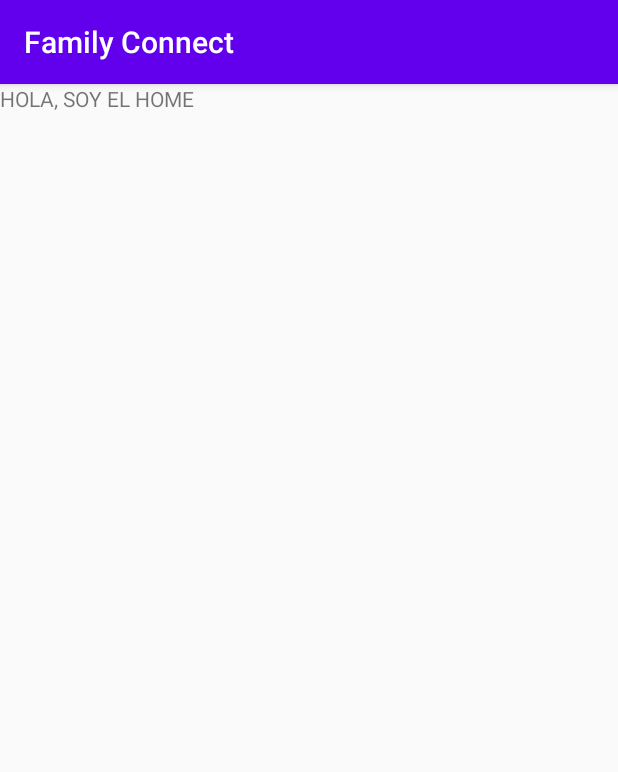
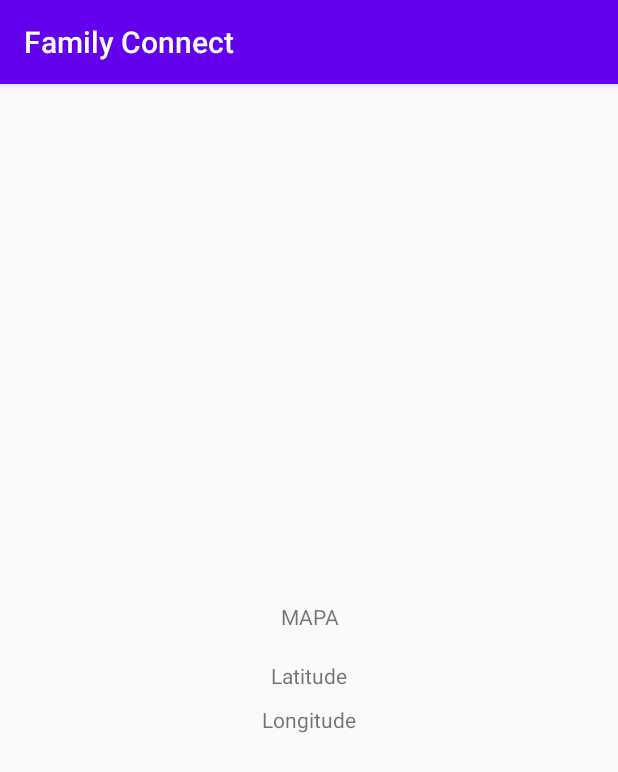
Before and after one commit to johanespino9/familyconnect-app, an Android app: the HomeActivity screen opened directly, with no data from a screen before it, on a phone screen of 412 x 824 dp. Shown: the top 772 px of the screen. Run offline under Robolectric (Android 15) with nearby library versions, the light colour scheme and no system bars.

Commit message:
[UPDATE] get location

```diff
--- a/app/build.gradle
+++ b/app/build.gradle
@@ -31,6 +31,7 @@ dependencies {
     implementation 'androidx.core:core-ktx:1.3.0'
     implementation 'androidx.appcompat:appcompat:1.1.0'
     implementation 'androidx.constraintlayout:constraintlayout:1.1.3'
+    implementation 'com.google.android.gms:play-services-location:17.0.0'
     implementation 'com.google.firebase:firebase-firestore:21.5.0'
     implementation 'com.google.firebase:firebase-auth-ktx:19.3.2'
     implementation 'com.google.firebase:firebase-firestore-ktx:21.5.0'
--- a/app/src/main/java/com/johanespino/familyconnect/HomeActivity.kt
+++ b/app/src/main/java/com/johanespino/familyconnect/HomeActivity.kt
@@ -1,21 +1,123 @@
 package com.johanespino.familyconnect
 
+import android.Manifest
+import android.annotation.SuppressLint
+import android.content.Context
+import android.content.Intent
+import android.content.pm.PackageManager
+import android.location.Location
+import android.location.LocationManager
 import androidx.appcompat.app.AppCompatActivity
 import android.os.Bundle
+import android.os.Looper
 import android.provider.AlarmClock.EXTRA_MESSAGE
+import android.provider.Settings
 import android.widget.TextView
+import android.widget.Toast
+import androidx.core.app.ActivityCompat
+import com.google.android.gms.location.*
 
 class HomeActivity : AppCompatActivity() {
+    private lateinit var lat:TextView
+    private lateinit var log:TextView
+    val PERMISSION_ID=42;
+    lateinit var mFausedLocationProviderClient: FusedLocationProviderClient
+
     override fun onCreate(savedInstanceState: Bundle?) {
         super.onCreate(savedInstanceState)
         setContentView(R.layout.activity_home)
+        lat = findViewById(R.id.tv_map_latitude)
+        log = findViewById(R.id.tv_map_longitude)
+        mFausedLocationProviderClient= LocationServices.getFusedLocationProviderClient(this)
+        getLastlocation();
+    }
+    @SuppressLint("MissingPermission")
+    private fun getLastlocation() {
+        if(checkPermission()){
+            if(isLocationEnabled()){
+                mFausedLocationProviderClient.lastLocation.addOnCompleteListener(this){task ->
+                    var location: Location?= task.result
+                    if(location == null){
+                        requestNewLocationgData()
+                    }else{
+                        lat.text= location.latitude.toString();
+                        log.text=location.longitude.toString();
+                    }
 
-        // Get the Intent that started this activity and extract the string
-//        val message = intent.getStringExtra(EXTRA_MESSAGE)
+                }
+            }else{
+                Toast.makeText(this,"Enciende tu ubicacion",Toast.LENGTH_SHORT).show()
+                val intent = Intent(Settings.ACTION_LOCATION_SOURCE_SETTINGS)
+                startActivity(intent)
+            }
+        }else{
+            requestPermissions()
+        }
+    }
 
-        // Capture the layout's TextView and set the string as its text
-//        val textView = findViewById<TextView>(R.id.textview).apply {
-//            text = message
-//        }
+    override fun onStart() {
+        super.onStart()
+        getLastlocation();
+    }
+
+    @SuppressLint( "MissingPermission")
+    private  fun requestNewLocationgData(){
+        var mLocationRequet = LocationRequest();
+        mLocationRequet.priority=LocationRequest.PRIORITY_HIGH_ACCURACY
+        mLocationRequet.interval=0
+        mLocationRequet.fastestInterval=0
+        mLocationRequet.numUpdates=1
+
+        mFausedLocationProviderClient=LocationServices.getFusedLocationProviderClient(this)
+        mFausedLocationProviderClient!!.requestLocationUpdates(
+            mLocationRequet,mLocationCallback,
+            Looper.myLooper()
+        )
+    }
+
+    private  val mLocationCallback=object :LocationCallback(){
+        override fun onLocationResult(p0: LocationResult) {
+            var mLastLocation:Location=p0.lastLocation
+            lat.text= mLastLocation.latitude.toString();
+            log.text=mLastLocation.longitude.toString();
+        }
+    }
+
+    private fun isLocationEnabled():Boolean{
+        var locationManger: LocationManager = getSystemService(Context.LOCATION_SERVICE)as LocationManager
+        return locationManger.isProviderEnabled(LocationManager.GPS_PROVIDER) || locationManger.isProviderEnabled(
+            LocationManager.NETWORK_PROVIDER
+        )
+    }
+
+    private  fun checkPermission():Boolean{
+        if (ActivityCompat.checkSelfPermission(
+                this,
+                Manifest.permission.ACCESS_COARSE_LOCATION
+            ) == PackageManager.PERMISSION_GRANTED &&
+            ActivityCompat.checkSelfPermission(
+                this,
+                Manifest.permission.ACCESS_FINE_LOCATION
+            ) == PackageManager.PERMISSION_GRANTED
+        ) {
+            return true
+        }
+        return false
+    }
+    private fun requestPermissions() {
+        ActivityCompat.requestPermissions(
+            this,
+            arrayOf(Manifest.permission.ACCESS_COARSE_LOCATION, Manifest.permission.ACCESS_FINE_LOCATION),
+            PERMISSION_ID
+        )
+    }
+
+
+    override fun onRequestPermissionsResult(requestCode: Int, permissions: Array<String>, grantResults: IntArray) {
+        if (requestCode == PERMISSION_ID) {
+            if ((grantResults.isNotEmpty() && grantResults[0] == PackageManager.PERMISSION_GRANTED)) {
+                getLastlocation()
+            }
+        }
     }
 }
--- a/app/src/main/java/com/johanespino/familyconnect/UserRegisterActivity.kt
+++ b/app/src/main/java/com/johanespino/familyconnect/UserRegisterActivity.kt
@@ -52,6 +52,7 @@ class UserRegisterActivity : AppCompatActivity() {
                         lastName.toString(),
                         dataBase
                     )
+                    Toast.makeText(this,  "Usuario Registrado correctamente", Toast.LENGTH_SHORT).show()
                 } else {
                     Toast.makeText(
                         this,
--- a/app/src/main/res/layout/activity_home.xml
+++ b/app/src/main/res/layout/activity_home.xml
@@ -6,12 +6,36 @@
     android:layout_height="match_parent"
     tools:context=".HomeActivity">
 
-    <TextView
-        android:id="@+id/textview"
+    <LinearLayout
         android:layout_width="match_parent"
-        android:layout_height="match_parent"
-        android:text="HOLA, SOY EL HOME">
+        android:layout_height="wrap_content"
+        android:orientation="vertical"
+        app:layout_constraintTop_toTopOf="parent"
+        app:layout_constraintBottom_toBottomOf="parent"
+        app:layout_constraintStart_toStartOf="parent"
+        app:layout_constraintEnd_toEndOf="parent"
+        android:layout_margin="20dp">
 
-    </TextView>
+        <TextView
+            android:text="MAPA"
+            android:layout_width="match_parent"
+            android:layout_height="wrap_content"
+            android:layout_margin="10dp"
+            android:textAlignment="center"/>
+
+        <TextView
+            android:id="@+id/tv_map_latitude"
+            android:text="Latitude"
+            android:layout_width="match_parent"
+            android:layout_height="wrap_content"
+            android:layout_margin="10dp"
+            android:textAlignment="center"/>
+        <TextView
+            android:id="@+id/tv_map_longitude"
+            android:text="Longitude"
+            android:layout_width="match_parent"
+            android:layout_height="wrap_content"
+            android:textAlignment="center"/>
+    </LinearLayout>
 
 </androidx.constraintlayout.widget.ConstraintLayout>
```
